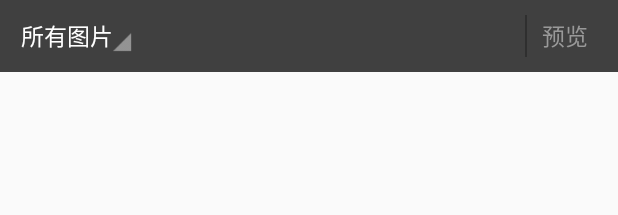
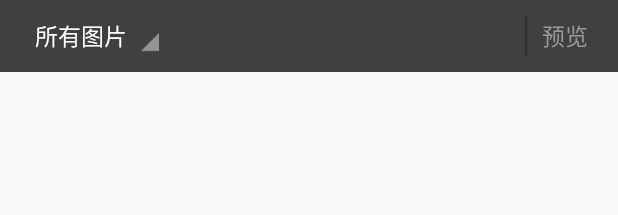
Before and after one commit to ms03001620/MultiImages, an Android app: the layout image_layout_foot.xml on its own in the app's theme, with its tools: preview values and no code run, on a phone screen of 412 x 824 dp. Shown: the top 215 px of the screen. Run offline under Robolectric (Android 15) with nearby library versions, the phone set to English and light mode, and no system bars.

Commit message:
modify theme

```diff
--- a/app/src/main/AndroidManifest.xml
+++ b/app/src/main/AndroidManifest.xml
@@ -9,9 +9,10 @@
         android:allowBackup="true"
         android:icon="@mipmap/ic_launcher"
         android:label="@string/app_name"
-        android:theme="@style/AppTheme" >
+       >
         <activity
             android:name=".MainActivity"
+            android:theme="@style/AppTheme"
             android:label="@string/app_name" >
             <intent-filter>
                 <action android:name="android.intent.action.MAIN" />
@@ -22,10 +23,12 @@
 
 
         <activity
+            android:theme="@style/AppThemeDark"
             android:name="cn.com.mark.multiimage.core.ImageMainActivity"
             android:label="@string/app_name" >
         </activity>
         <activity
+            android:theme="@style/AppThemeDark"
             android:name="cn.com.mark.multiimage.core.PreviewActivity"
             android:label="@string/app_name" >
         </activity>
--- a/app/src/main/res/values/styles.xml
+++ b/app/src/main/res/values/styles.xml
@@ -5,4 +5,9 @@
         <!-- Customize your theme here. -->
     </style>
 
+    <style name="AppThemeDark" parent="android:Theme.Black">
+        <!-- All customizations that are NOT specific to a particular API-level can go here. -->
+        <item name="android:windowNoTitle">true</item>
+    </style>
+
 </resources>
--- a/library/src/main/AndroidManifest.xml
+++ b/library/src/main/AndroidManifest.xml
@@ -1,7 +1,10 @@
 <manifest xmlns:android="http://schemas.android.com/apk/res/android"
     package="cn.com.mark.multiimage.core">
 
-    <application android:allowBackup="true" android:label="@string/app_name" android:name="cn.com.mark.multiimage.core.MainApp">
+    <application
+        android:allowBackup="true"
+        android:label="@string/app_name"
+        android:name="cn.com.mark.multiimage.core.MainApp">
 
     </application>
 
--- a/library/src/main/res/layout/activity_image_main.xml
+++ b/library/src/main/res/layout/activity_image_main.xml
@@ -1,8 +1,7 @@
 <RelativeLayout xmlns:android="http://schemas.android.com/apk/res/android"
     xmlns:tools="http://schemas.android.com/tools"
     android:layout_width="match_parent"
-    android:layout_height="match_parent"
-    android:background="#000000" >
+    android:layout_height="match_parent">
 
     <include
         android:id="@+id/layout_title"
@@ -11,6 +10,7 @@
     <RelativeLayout
         android:layout_width="match_parent"
         android:layout_height="match_parent"
+        android:layout_above="@+id/layout_foot"
         android:layout_below="@+id/layout_title" >
 
         <GridView
--- a/library/src/main/res/layout/image_layout_foot.xml
+++ b/library/src/main/res/layout/image_layout_foot.xml
@@ -18,6 +18,8 @@
     <TextView
         android:id="@+id/more"
         android:layout_width="wrap_content"
+        android:minWidth="@dimen/layout_folder_name_width"
+        android:gravity="center"
         android:layout_height="wrap_content"
         android:layout_centerVertical="true"
         android:layout_marginLeft="10dp"
--- a/library/src/main/res/values/dimens.xml
+++ b/library/src/main/res/values/dimens.xml
@@ -9,4 +9,6 @@
     <dimen name="image_foot_height">47dp</dimen>
     <dimen name="image_folder_height">90dp</dimen>
 
+    <dimen name="layout_folder_name_width">100dp</dimen>
+
 </resources>
--- a/library/src/main/res/values/styles.xml
+++ b/library/src/main/res/values/styles.xml
@@ -1,22 +1,4 @@
 <resources>
-
-    <!--
-        Base application theme, dependent on API level. This theme is replaced
-        by AppBaseTheme from res/values-vXX/styles.xml on newer devices.
-    -->
-    <style name="AppBaseTheme" parent="android:Theme.Light">
-        <!--
-            Theme customizations available in newer API levels can go in
-            res/values-vXX/styles.xml, while customizations related to
-            backward-compatibility can go here.
-        -->
-    </style>
-
-    <!-- Application theme. -->
-    <style name="AppTheme" parent="AppBaseTheme">
-        <!-- All customizations that are NOT specific to a particular API-level can go here. -->
-            <!--  <item name="android:windowNoTitle">true</item>   -->
-    </style>
 
 	<style name="popwin_anim_style">
 	     <item name="android:windowEnterAnimation">@anim/image_menushow</item>
```
